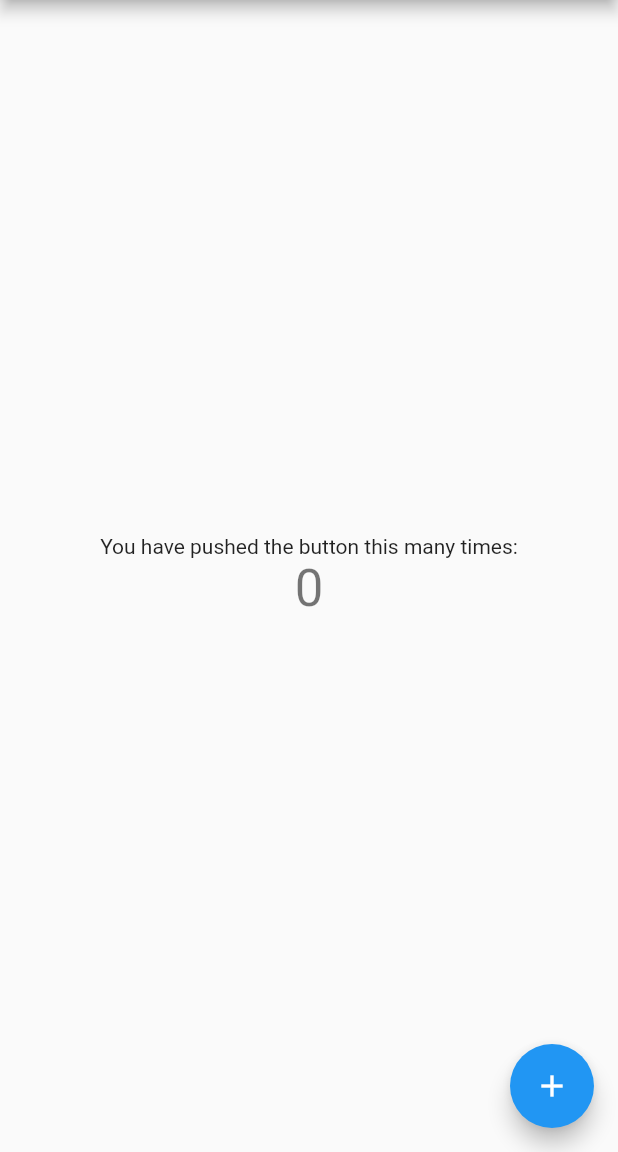
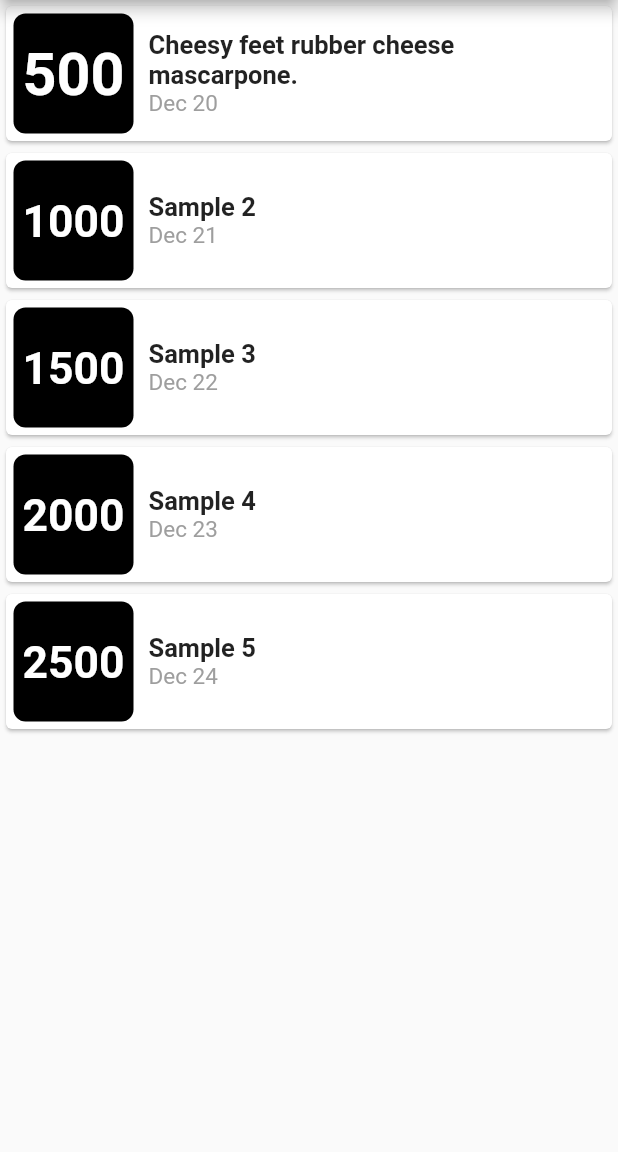
Before and after one commit to amvfortuna/flutter_tutorial_expenses, a Flutter app: the screen it shows after launch, on a phone screen of 412 x 824 dp, the part 84-1236 px from its top. Run offline on Flutter 3.47's test engine with Material 2 defaults, Android fonts, the phone set to English and light mode, and no system bars.

Commit message:
Display TransactionCard widgets in ListView

```diff
--- a/lib/main.dart
+++ b/lib/main.dart
@@ -1,25 +1,18 @@
 import 'package:flutter/material.dart';
+
+import './transaction_card.dart';
 
 void main() {
   runApp(MyApp());
 }
 
 class MyApp extends StatelessWidget {
-  // This widget is the root of your application.
+
   @override
   Widget build(BuildContext context) {
     return MaterialApp(
       title: 'Flutter Demo',
       theme: ThemeData(
-        // This is the theme of your application.
-        //
-        // Try running your application with "flutter run". You'll see the
-        // application has a blue toolbar. Then, without quitting the app, try
-        // changing the primarySwatch below to Colors.green and then invoke
-        // "hot reload" (press "r" in the console where you ran "flutter run",
-        // or simply save your changes to "hot reload" in a Flutter IDE).
-        // Notice that the counter didn't reset back to zero; the application
-        // is not restarted.
         primarySwatch: Colors.blue,
       ),
       home: MyHomePage(title: 'Flutter Demo Home Page'),
@@ -30,15 +23,6 @@ class MyApp extends StatelessWidget {
 class MyHomePage extends StatefulWidget {
   MyHomePage({Key key, this.title}) : super(key: key);
 
-  // This widget is the home page of your application. It is stateful, meaning
-  // that it has a State object (defined below) that contains fields that affect
-  // how it looks.
-
-  // This class is the configuration for the state. It holds the values (in this
-  // case the title) provided by the parent (in this case the App widget) and
-  // used by the build method of the State. Fields in a Widget subclass are
-  // always marked "final".
-
   final String title;
 
   @override
@@ -46,68 +30,22 @@ class MyHomePage extends StatefulWidget {
 }
 
 class _MyHomePageState extends State<MyHomePage> {
-  int _counter = 0;
-
-  void _incrementCounter() {
-    setState(() {
-      // This call to setState tells the Flutter framework that something has
-      // changed in this State, which causes it to rerun the build method below
-      // so that the display can reflect the updated values. If we changed
-      // _counter without calling setState(), then the build method would not be
-      // called again, and so nothing would appear to happen.
-      _counter++;
-    });
-  }
 
   @override
   Widget build(BuildContext context) {
-    // This method is rerun every time setState is called, for instance as done
-    // by the _incrementCounter method above.
-    //
-    // The Flutter framework has been optimized to make rerunning build methods
-    // fast, so that you can just rebuild anything that needs updating rather
-    // than having to individually change instances of widgets.
     return Scaffold(
       appBar: AppBar(
-        // Here we take the value from the MyHomePage object that was created by
-        // the App.build method, and use it to set our appbar title.
         title: Text(widget.title),
       ),
-      body: Center(
-        // Center is a layout widget. It takes a single child and positions it
-        // in the middle of the parent.
-        child: Column(
-          // Column is also a layout widget. It takes a list of children and
-          // arranges them vertically. By default, it sizes itself to fit its
-          // children horizontally, and tries to be as tall as its parent.
-          //
-          // Invoke "debug painting" (press "p" in the console, choose the
-          // "Toggle Debug Paint" action from the Flutter Inspector in Android
-          // Studio, or the "Toggle Debug Paint" command in Visual Studio Code)
-          // to see the wireframe for each widget.
-          //
-          // Column has various properties to control how it sizes itself and
-          // how it positions its children. Here we use mainAxisAlignment to
-          // center the children vertically; the main axis here is the vertical
-          // axis because Columns are vertical (the cross axis would be
-          // horizontal).
-          mainAxisAlignment: MainAxisAlignment.center,
-          children: <Widget>[
-            Text(
-              'You have pushed the button this many times:',
-            ),
-            Text(
-              '$_counter',
-              style: Theme.of(context).textTheme.headline4,
-            ),
-          ],
-        ),
+      body: ListView(
+        children: [
+          TransactionCard(name: 'Cheesy feet rubber cheese mascarpone.', amount: '500', date: 'Dec 20',),
+          TransactionCard(name: 'Sample 2', amount: '1000', date: 'Dec 21',),
+          TransactionCard(name: 'Sample 3', amount: '1500', date: 'Dec 22',),
+          TransactionCard(name: 'Sample 4', amount: '2000', date: 'Dec 23',),
+          TransactionCard(name: 'Sample 5', amount: '2500', date: 'Dec 24',),
+        ],
       ),
-      floatingActionButton: FloatingActionButton(
-        onPressed: _incrementCounter,
-        tooltip: 'Increment',
-        child: Icon(Icons.add),
-      ), // This trailing comma makes auto-formatting nicer for build methods.
     );
   }
 }
```
